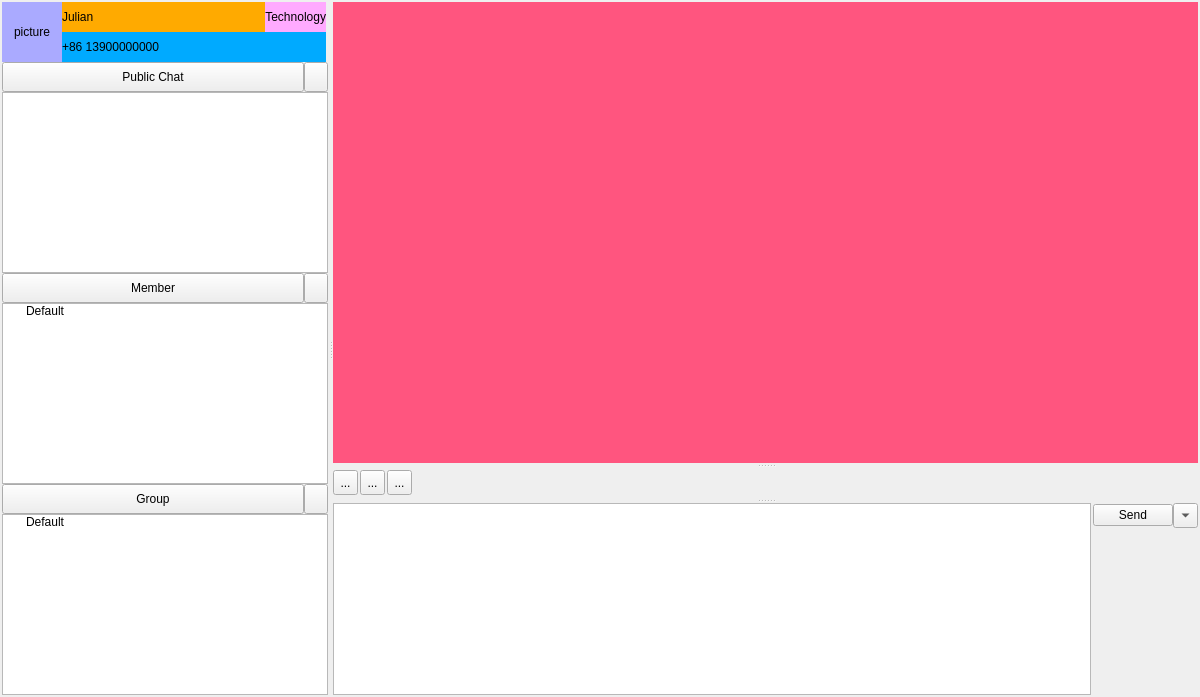
Before: the Qt Designer form ChatRoom/ChatRoomUI.ui in julian-zhuang/DevelopmentToolBox, drawn with Qt 5.
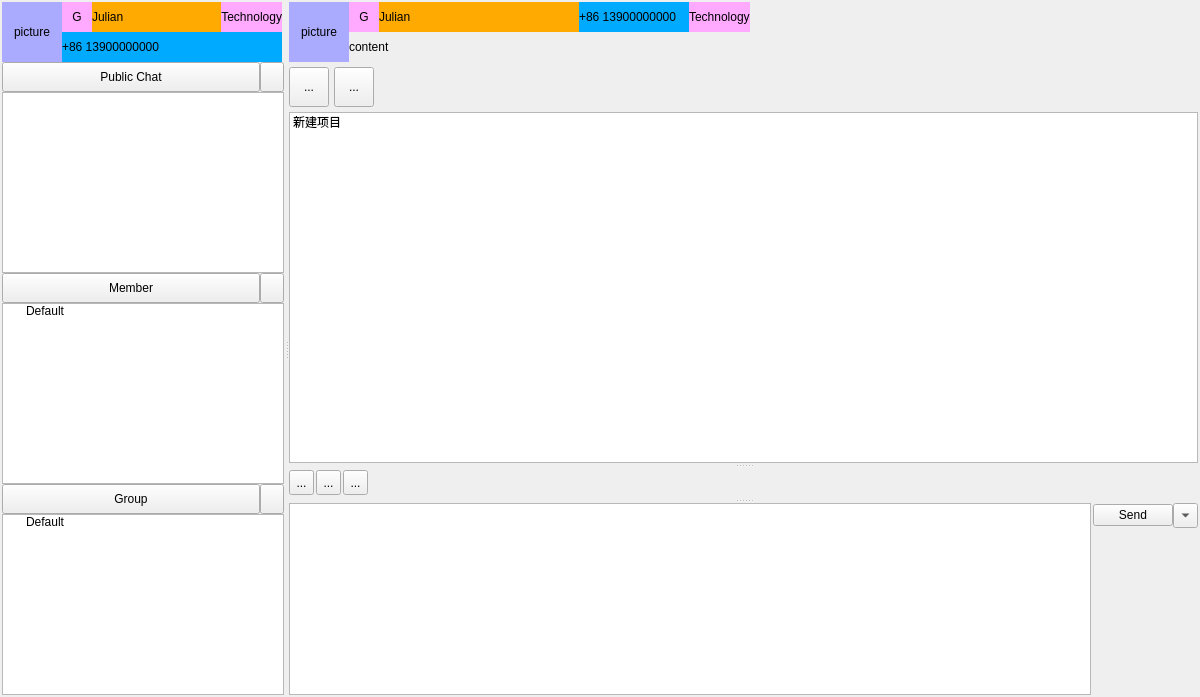
After: the same form once the commit is applied.

Commit message: 修改了httptest的界面 实现了部分chartRoom的网络逻辑 mainwindow增加聊了托盘图标

Patch:
```diff
--- a/ChatRoom/ChatRoomUI.ui
+++ b/ChatRoom/ChatRoomUI.ui
@@ -99,32 +99,7 @@
           <property name="spacing">
            <number>0</number>
           </property>
-          <item row="0" column="0" rowspan="2">
-           <widget class="QLabel" name="label">
-            <property name="minimumSize">
-             <size>
-              <width>60</width>
-              <height>60</height>
-             </size>
-            </property>
-            <property name="maximumSize">
-             <size>
-              <width>60</width>
-              <height>60</height>
-             </size>
-            </property>
-            <property name="styleSheet">
-             <string notr="true">background-color: rgb(170, 170, 255);</string>
-            </property>
-            <property name="text">
-             <string>picture</string>
-            </property>
-            <property name="alignment">
-             <set>Qt::AlignCenter</set>
-            </property>
-           </widget>
-          </item>
-          <item row="0" column="1">
+          <item row="0" column="2">
            <widget class="QLabel" name="label_Name">
             <property name="sizePolicy">
              <sizepolicy hsizetype="MinimumExpanding" vsizetype="Preferred">
@@ -155,7 +130,32 @@
             </property>
            </widget>
           </item>
-          <item row="0" column="2">
+          <item row="0" column="0" rowspan="2">
+           <widget class="QLabel" name="label">
+            <property name="minimumSize">
+             <size>
+              <width>60</width>
+              <height>60</height>
+             </size>
+            </property>
+            <property name="maximumSize">
+             <size>
+              <width>60</width>
+              <height>60</height>
+             </size>
+            </property>
+            <property name="styleSheet">
+             <string notr="true">background-color: rgb(170, 170, 255);</string>
+            </property>
+            <property name="text">
+             <string>picture</string>
+            </property>
+            <property name="alignment">
+             <set>Qt::AlignCenter</set>
+            </property>
+           </widget>
+          </item>
+          <item row="0" column="3">
            <widget class="QLabel" name="label_Department">
             <property name="minimumSize">
              <size>
@@ -180,7 +180,32 @@
             </property>
            </widget>
           </item>
-          <item row="1" column="1" colspan="2">
+          <item row="0" column="1">
+           <widget class="QLabel" name="label_Department_2">
+            <property name="minimumSize">
+             <size>
+              <width>30</width>
+              <height>30</height>
+             </size>
+            </property>
+            <property name="maximumSize">
+             <size>
+              <width>30</width>
+              <height>30</height>
+             </size>
+            </property>
+            <property name="styleSheet">
+             <string notr="true">background-color: rgb(255, 170, 255);</string>
+            </property>
+            <property name="text">
+             <string>G</string>
+            </property>
+            <property name="alignment">
+             <set>Qt::AlignCenter</set>
+            </property>
+           </widget>
+          </item>
+          <item row="1" column="1" colspan="3">
            <widget class="QLabel" name="label_PhoneNumber">
             <property name="minimumSize">
              <size>
@@ -463,8 +488,278 @@
            </sizepolicy>
           </property>
           <property name="styleSheet">
-           <string notr="true">background-color: rgb(255, 85, 127);</string>
+           <string notr="true"/>
           </property>
+          <layout class="QVBoxLayout" name="verticalLayout_3">
+           <property name="spacing">
+            <number>5</number>
+           </property>
+           <property name="leftMargin">
+            <number>0</number>
+           </property>
+           <property name="topMargin">
+            <number>0</number>
+           </property>
+           <property name="rightMargin">
+            <number>0</number>
+           </property>
+           <property name="bottomMargin">
+            <number>0</number>
+           </property>
+           <item>
+            <widget class="QWidget" name="widget_InfoCard" native="true">
+             <layout class="QGridLayout" name="gridLayout_4">
+              <property name="leftMargin">
+               <number>0</number>
+              </property>
+              <property name="topMargin">
+               <number>0</number>
+              </property>
+              <property name="rightMargin">
+               <number>0</number>
+              </property>
+              <property name="bottomMargin">
+               <number>0</number>
+              </property>
+              <property name="spacing">
+               <number>0</number>
+              </property>
+              <item row="0" column="3">
+               <widget class="QLabel" name="label_PhoneNumber_2">
+                <property name="minimumSize">
+                 <size>
+                  <width>110</width>
+                  <height>30</height>
+                 </size>
+                </property>
+                <property name="maximumSize">
+                 <size>
+                  <width>16777215</width>
+                  <height>30</height>
+                 </size>
+                </property>
+                <property name="styleSheet">
+                 <string notr="true">background-color: rgb(0, 170, 255);</string>
+                </property>
+                <property name="text">
+                 <string>+86 13900000000</string>
+                </property>
+                <property name="margin">
+                 <number>5</number>
+                </property>
+               </widget>
+              </item>
+              <item row="0" column="4">
+               <widget class="QLabel" name="label_Department_4">
+                <property name="minimumSize">
+                 <size>
+                  <width>0</width>
+                  <height>30</height>
+                 </size>
+                </property>
+                <property name="maximumSize">
+                 <size>
+                  <width>200</width>
+                  <height>30</height>
+                 </size>
+                </property>
+                <property name="styleSheet">
+                 <string notr="true">background-color: rgb(255, 170, 255);</string>
+                </property>
+                <property name="text">
+                 <string>Technology</string>
+                </property>
+                <property name="alignment">
+                 <set>Qt::AlignLeading|Qt::AlignLeft|Qt::AlignVCenter</set>
+                </property>
+               </widget>
+              </item>
+              <item row="0" column="1">
+               <widget class="QLabel" name="label_Department_3">
+                <property name="minimumSize">
+                 <size>
+                  <width>30</width>
+                  <height>30</height>
+                 </size>
+                </property>
+                <property name="maximumSize">
+                 <size>
+                  <width>30</width>
+                  <height>30</height>
+                 </size>
+                </property>
+                <property name="styleSheet">
+                 <string notr="true">background-color: rgb(255, 170, 255);</string>
+                </property>
+                <property name="text">
+                 <string>G</string>
+                </property>
+                <property name="alignment">
+                 <set>Qt::AlignCenter</set>
+                </property>
+               </widget>
+              </item>
+              <item row="0" column="2">
+               <widget class="QLabel" name="label_Name_2">
+                <property name="sizePolicy">
+                 <sizepolicy hsizetype="MinimumExpanding" vsizetype="Preferred">
+                  <horstretch>0</horstretch>
+                  <verstretch>0</verstretch>
+                 </sizepolicy>
+                </property>
+                <property name="minimumSize">
+                 <size>
+                  <width>110</width>
+                  <height>30</height>
+                 </size>
+                </property>
+                <property name="maximumSize">
+                 <size>
+                  <width>200</width>
+                  <height>30</height>
+                 </size>
+                </property>
+                <property name="styleSheet">
+                 <string notr="true">background-color: rgb(255, 170, 0);</string>
+                </property>
+                <property name="text">
+                 <string>Julian</string>
+                </property>
+                <property name="margin">
+                 <number>5</number>
+                </property>
+               </widget>
+              </item>
+              <item row="0" column="0" rowspan="2">
+               <widget class="QLabel" name="label_8">
+                <property name="minimumSize">
+                 <size>
+                  <width>60</width>
+                  <height>60</height>
+                 </size>
+                </property>
+                <property name="maximumSize">
+                 <size>
+                  <width>60</width>
+                  <height>60</height>
+                 </size>
+                </property>
+                <property name="styleSheet">
+                 <string notr="true">background-color: rgb(170, 170, 255);</string>
+                </property>
+                <property name="text">
+                 <string>picture</string>
+                </property>
+                <property name="alignment">
+                 <set>Qt::AlignCenter</set>
+                </property>
+               </widget>
+              </item>
+              <item row="0" column="5">
+               <spacer name="horizontalSpacer_2">
+                <property name="orientation">
+                 <enum>Qt::Horizontal</enum>
+                </property>
+                <property name="sizeHint" stdset="0">
+                 <size>
+                  <width>40</width>
+                  <height>20</height>
+                 </size>
+                </property>
+               </spacer>
+              </item>
+              <item row="1" column="1" colspan="5">
+               <widget class="QLabel" name="label_6">
+                <property name="text">
+                 <string>content</string>
+                </property>
+               </widget>
+              </item>
+             </layout>
+            </widget>
+           </item>
+           <item>
+            <widget class="QWidget" name="widget_3" native="true">
+             <property name="minimumSize">
+              <size>
+               <width>0</width>
+               <height>40</height>
+              </size>
+             </property>
+             <property name="maximumSize">
+              <size>
+               <width>16777215</width>
+               <height>40</height>
+              </size>
+             </property>
+             <layout class="QHBoxLayout" name="horizontalLayout_6">
+              <property name="spacing">
+               <number>5</number>
+              </property>
+              <property name="leftMargin">
+               <number>0</number>
+              </property>
+              <property name="topMargin">
+               <number>0</number>
+              </property>
+              <property name="rightMargin">
+               <number>0</number>
+              </property>
+              <property name="bottomMargin">
+               <number>0</number>
+              </property>
+              <item>
+               <widget class="QToolButton" name="toolButton_ShareFile">
+                <property name="minimumSize">
+                 <size>
+                  <width>40</width>
+                  <height>40</height>
+                 </size>
+                </property>
+                <property name="text">
+                 <string>...</string>
+                </property>
+               </widget>
+              </item>
+              <item>
+               <widget class="QToolButton" name="toolButton_BulletinBoard">
+                <property name="minimumSize">
+                 <size>
+                  <width>40</width>
+                  <height>40</height>
+                 </size>
+                </property>
+                <property name="text">
+                 <string>...</string>
+                </property>
+               </widget>
+              </item>
+              <item>
+               <spacer name="horizontalSpacer_3">
+                <property name="orientation">
+                 <enum>Qt::Horizontal</enum>
+                </property>
+                <property name="sizeHint" stdset="0">
+                 <size>
+                  <width>762</width>
+                  <height>20</height>
+                 </size>
+                </property>
+               </spacer>
+              </item>
+             </layout>
+            </widget>
+           </item>
+           <item>
+            <widget class="QListWidget" name="listWidget">
+             <item>
+              <property name="text">
+               <string>新建项目</string>
+              </property>
+             </item>
+            </widget>
+           </item>
+          </layout>
          </widget>
          <widget class="QWidget" name="widget_ChatTools" native="true">
           <property name="minimumSize">
@@ -514,25 +809,6 @@
              </property>
             </widget>
            </item>
-           <item>
-            <widget class="QToolButton" name="toolButton_History">
-             <property name="minimumSize">
-              <size>
-               <width>25</width>
-               <height>25</height>
-              </size>
-             </property>
-             <property name="maximumSize">
-              <size>
-               <width>25</width>
-               <height>25</height>
-              </size>
-             </property>
-             <property name="text">
-              <string>...</string>
-             </property>
-            </widget>
-           </item>
            <item>
             <widget class="QToolButton" name="toolButton_SendFile">
              <property name="minimumSize">
@@ -552,6 +828,25 @@
              </property>
             </widget>
            </item>
+           <item>
+            <widget class="QToolButton" name="toolButton_History">
+             <property name="minimumSize">
+              <size>
+               <width>25</width>
+               <height>25</height>
+              </size>
+             </property>
+             <property name="maximumSize">
+              <size>
+               <width>25</width>
+               <height>25</height>
+              </size>
+             </property>
+             <property name="text">
+              <string>...</string>
+             </property>
+            </widget>
+           </item>
            <item>
             <spacer name="horizontalSpacer">
              <property name="orientation">
```
The commit also changes 12 other files.
